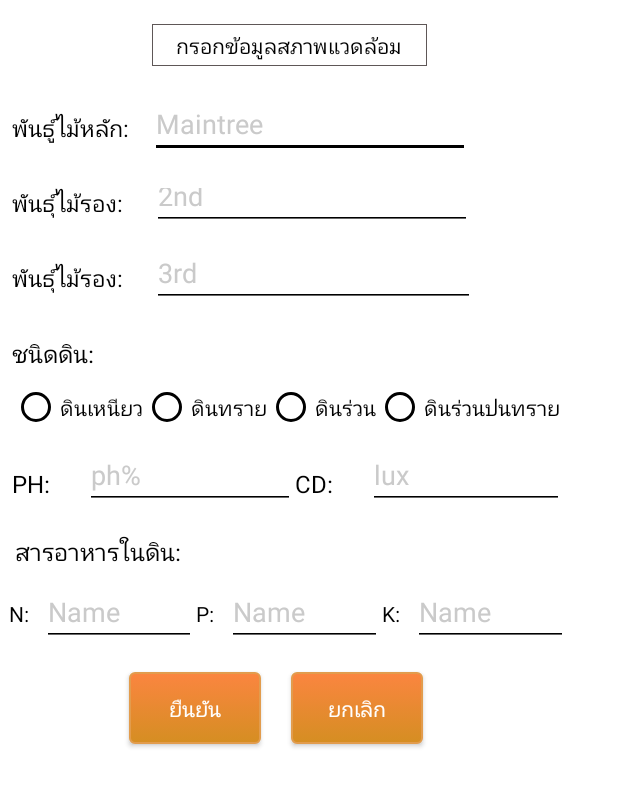
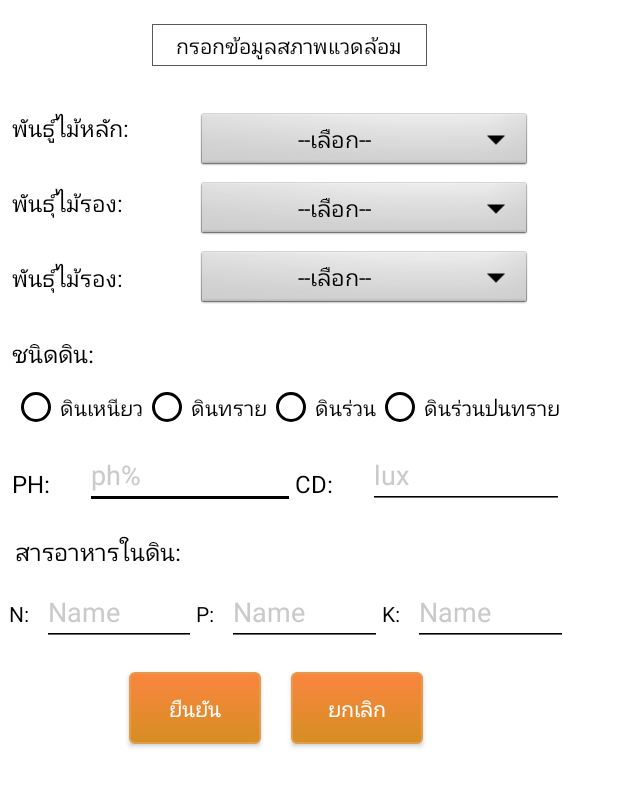
Before and after one commit to cwm003/InCube, an Android app: the Programinput screen opened directly, with no data from a screen before it, on a phone screen of 412 x 824 dp. Shown: the top 787 px of the screen. Run offline under Robolectric (Android 15) with nearby library versions, the phone set to English and light mode, and no system bars.

Commit message:
add spinner

```diff
--- a/app/src/main/java/com/cwm/incube/Programinput.java
+++ b/app/src/main/java/com/cwm/incube/Programinput.java
@@ -4,7 +4,9 @@ import android.content.Intent;
 import android.support.v7.app.AppCompatActivity;
 import android.os.Bundle;
 import android.view.View;
+import android.widget.ArrayAdapter;
 import android.widget.Button;
+import android.widget.Spinner;
 
 public class Programinput extends AppCompatActivity {
 
@@ -13,6 +15,26 @@ public class Programinput extends AppCompatActivity {
         super.onCreate(savedInstanceState);
         overridePendingTransition(R.anim.fadein,R.anim.fadeout);
         setContentView(R.layout.activity_programinput);
+
+        //drop down maintree
+        Spinner dropdown1 = findViewById(R.id.maintreespinner);
+        String[] items1 = new String[]{"--เลือก--","มะม่วง", "ลำไย"};
+        ArrayAdapter<String> adapter1 = new ArrayAdapter<>(this,R.layout.spinner, items1);
+        dropdown1.setAdapter(adapter1);
+
+        //drop down 2nd tree
+        Spinner dropdown2 = findViewById(R.id.secondtreespinner);
+        String[] items2 = new String[]{"--เลือก--", "กล้วย"};
+        ArrayAdapter<String> adapter2 = new ArrayAdapter<>(this, R.layout.spinner, items2);
+        dropdown2.setAdapter(adapter2);
+
+        //drop down 3rd tree
+        Spinner dropdown3 = findViewById(R.id.thirdtreespinner);
+        String[] items3 = new String[]{"--เลือก--","พริกไทย", "ผักกูด","ตะไคร้","คะน้า","ผักบุ้งจีน"};
+        ArrayAdapter<String> adapter3 = new ArrayAdapter<>(this, R.layout.spinner, items3);
+        dropdown3.setAdapter(adapter3);
+
+
 
 
         Button _tonewsblog =(Button)findViewById(R.id.button3) ;
--- a/app/src/main/res/layout/activity_programinput.xml
+++ b/app/src/main/res/layout/activity_programinput.xml
@@ -1,5 +1,7 @@
 <?xml version="1.0" encoding="utf-8"?>
 <ScrollView xmlns:android="http://schemas.android.com/apk/res/android"
+    xmlns:app="http://schemas.android.com/apk/res-auto"
+    xmlns:tools="http://schemas.android.com/tools"
     android:layout_width="match_parent"
     android:layout_height="match_parent"
     android:fillViewport="true">
@@ -17,7 +19,6 @@
             android:id="@+id/textView3"
             android:layout_width="80dp"
             android:layout_height="40dp"
-            android:layout_marginLeft="0dp"
             android:layout_marginTop="10dp"
             android:gravity="center_vertical"
             android:text="พันธ์ุไม้รอง:"
@@ -26,6 +27,19 @@
             app:layout_constraintHorizontal_weight="1"
             app:layout_constraintLeft_toLeftOf="@+id/textView10"
             app:layout_constraintTop_toBottomOf="@+id/textView10" />
+
+        <Spinner
+            android:id="@+id/thirdtreespinner"
+            android:layout_width="223dp"
+            android:layout_height="42dp"
+            android:layout_marginEnd="8dp"
+            android:layout_marginStart="8dp"
+            android:background="@android:drawable/btn_dropdown"
+            android:spinnerMode="dropdown"
+            app:layout_constraintEnd_toEndOf="parent"
+            app:layout_constraintHorizontal_bias="0.421"
+            app:layout_constraintStart_toEndOf="@+id/textView3"
+            app:layout_constraintTop_toTopOf="@+id/textView3" />
 
         <TextView
             android:id="@+id/textView10"
@@ -40,20 +54,19 @@
             app:layout_constraintLeft_toLeftOf="@+id/textView2"
             app:layout_constraintTop_toBottomOf="@+id/textView2" />
 
-        <EditText
-            android:id="@+id/editText8"
-            android:layout_width="213dp"
-            android:layout_height="38dp"
-            android:layout_marginLeft="1dp"
-            android:layout_marginTop="10dp"
-            android:backgroundTint="#000000"
-            android:ems="10"
-            android:hint="2nd"
-            android:inputType="textPersonName"
-            android:textColor="#000000"
-            android:textColorHint="#cacaca"
-            app:layout_constraintLeft_toLeftOf="@+id/editText3"
-            app:layout_constraintTop_toBottomOf="@+id/editText3" />
+        <Spinner
+            android:id="@+id/secondtreespinner"
+            android:layout_width="223dp"
+            android:layout_height="42dp"
+            android:layout_marginEnd="8dp"
+            android:layout_marginStart="8dp"
+            android:layout_marginTop="4dp"
+            android:background="@android:drawable/btn_dropdown"
+            android:spinnerMode="dropdown"
+            app:layout_constraintEnd_toEndOf="parent"
+            app:layout_constraintHorizontal_bias="0.421"
+            app:layout_constraintStart_toEndOf="@+id/textView10"
+            app:layout_constraintTop_toTopOf="@+id/textView10" />
 
         <TextView
             android:id="@+id/textView"
@@ -85,37 +98,19 @@
             app:layout_constraintLeft_toLeftOf="parent"
             app:layout_constraintTop_toBottomOf="@+id/textView" />
 
-        <EditText
-            android:id="@+id/editText2"
-            android:layout_width="215dp"
-            android:layout_height="41dp"
-            android:layout_marginLeft="0dp"
-            android:layout_marginTop="10dp"
-            android:backgroundTint="#000000"
-            android:hint="3rd"
-            android:inputType="textPersonName"
-            android:textColor="#000000"
-            android:textColorHint="#cacaca"
-            app:layout_constraintLeft_toLeftOf="@+id/editText8"
-            app:layout_constraintTop_toBottomOf="@+id/editText8" />
-
-        <EditText
-            android:id="@+id/editText3"
-            android:layout_width="213dp"
-            android:layout_height="40dp"
+        <Spinner
+            android:id="@+id/maintreespinner"
+            android:layout_width="223dp"
+            android:layout_height="42dp"
             android:layout_marginEnd="8dp"
-            android:layout_marginLeft="12dp"
-            android:layout_marginRight="8dp"
-            android:layout_marginStart="12dp"
-            android:layout_marginTop="21dp"
-            android:backgroundTint="#000000"
-            android:hint="Maintree"
-            android:textColor="#000000"
-            android:textColorHint="#cacaca"
-            app:layout_constraintHorizontal_bias="0.0"
-            app:layout_constraintLeft_toRightOf="@+id/textView2"
-            app:layout_constraintRight_toRightOf="parent"
-            app:layout_constraintTop_toBottomOf="@+id/textView" />
+            android:layout_marginStart="8dp"
+            android:layout_marginTop="8dp"
+            android:background="@android:drawable/btn_dropdown"
+            android:spinnerMode="dropdown"
+            app:layout_constraintEnd_toEndOf="parent"
+            app:layout_constraintHorizontal_bias="0.421"
+            app:layout_constraintStart_toEndOf="@+id/textView2"
+            app:layout_constraintTop_toTopOf="@+id/textView2" />
 
         <TextView
             android:id="@+id/textView4"
--- /dev/null
+++ b/app/src/main/res/layout/spinner.xml
@@ -0,0 +1,10 @@
+<?xml version="1.0" encoding="utf-8"?>
+
+<TextView
+    xmlns:android="http://schemas.android.com/apk/res/android"
+    android:layout_width="match_parent"
+    android:layout_height="wrap_content"
+    android:textSize="15sp"
+    android:gravity="center"
+    android:textColor="#000000"
+    />
```
